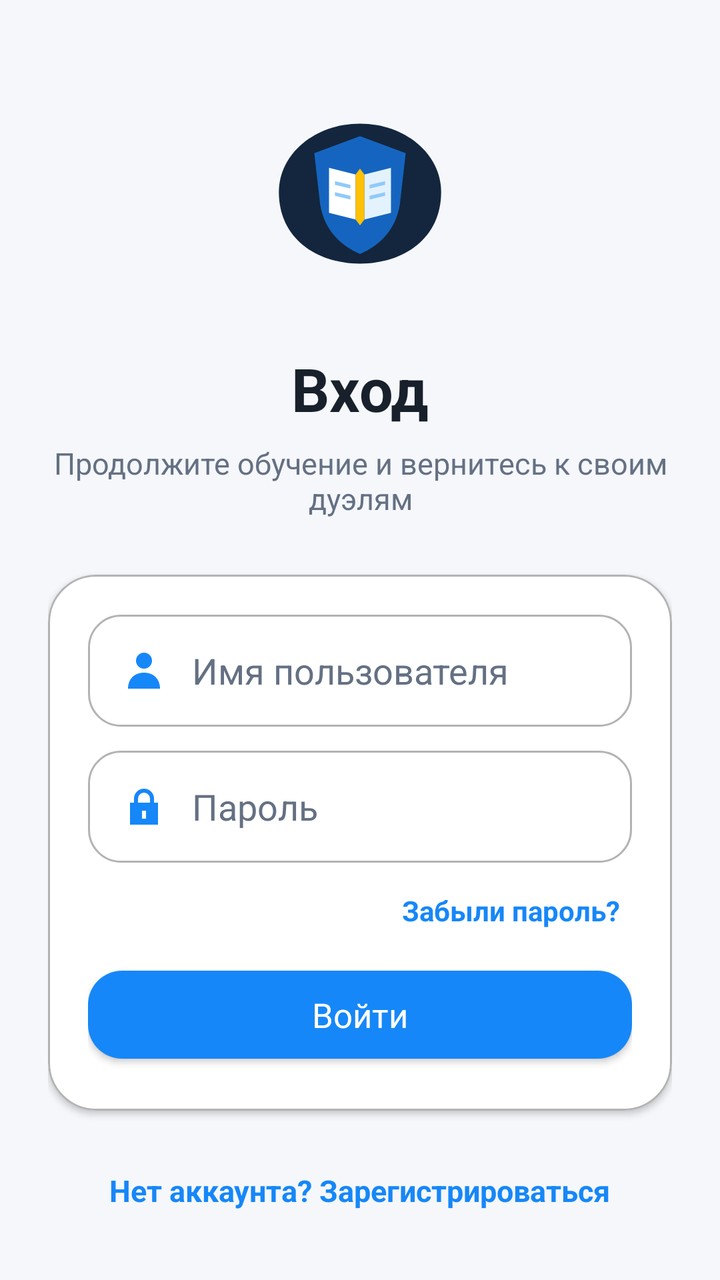
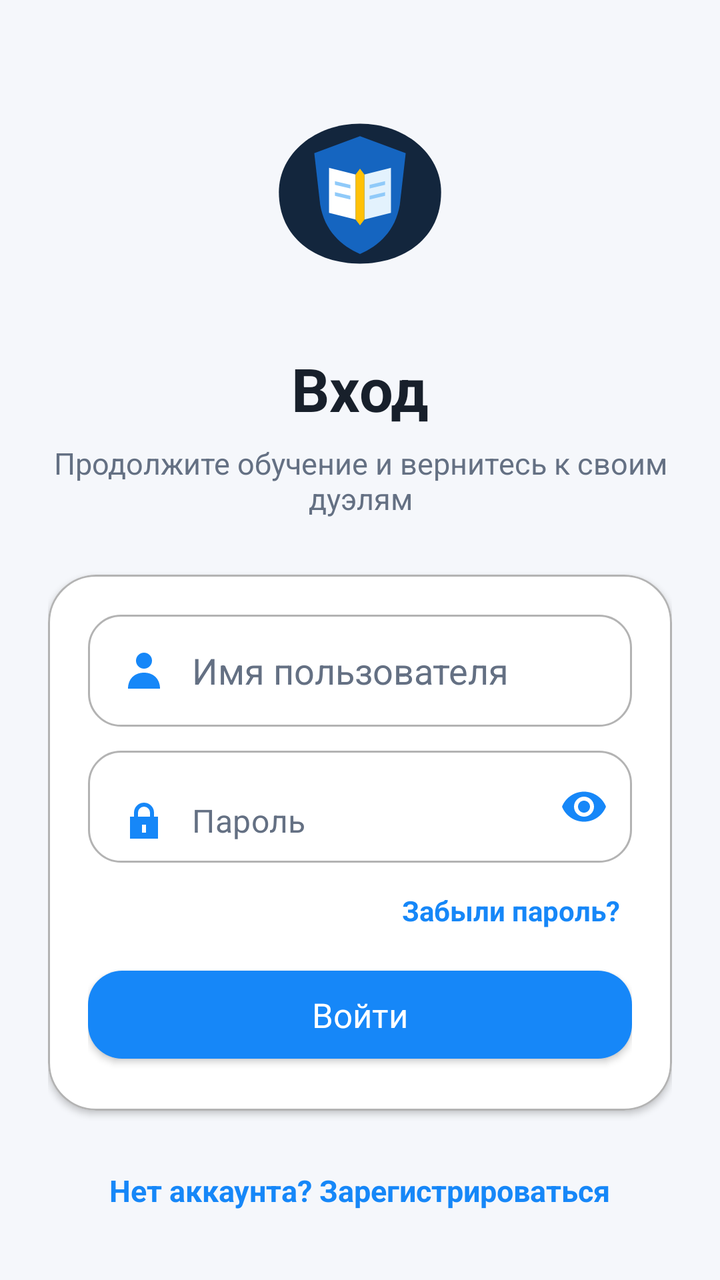

Compare the two renders of this Android layout. The source of the first and the diff that turns it into the second are given below.
<!-- AndroidManifest.xml: application theme Theme.Duelingo -->
<!-- res/layout/activity_login.xml -->
<?xml version="1.0" encoding="utf-8"?>
<androidx.core.widget.NestedScrollView xmlns:android="http://schemas.android.com/apk/res/android"
    xmlns:app="http://schemas.android.com/apk/res-auto"
    xmlns:tools="http://schemas.android.com/tools"
    android:layout_width="match_parent"
    android:layout_height="match_parent"
    android:background="?attr/backgroundColor"
    android:clipToPadding="false"
    android:fillViewport="true"
    android:overScrollMode="ifContentScrolls"
    tools:context=".activity.auth.LoginActivity">

    <LinearLayout
        android:layout_width="match_parent"
        android:layout_height="wrap_content"
        android:gravity="center_horizontal"
        android:orientation="vertical"
        android:paddingHorizontal="24dp"
        android:paddingTop="38dp"
        android:paddingBottom="32dp">

        <ImageView
            android:id="@+id/imageView3"
            android:layout_width="118dp"
            android:layout_height="118dp"
            android:contentDescription="@string/app_name"
            android:scaleType="centerInside"
            android:src="@drawable/auth1" />

        <TextView
            android:id="@+id/login_title"
            android:layout_width="match_parent"
            android:layout_height="wrap_content"
            android:layout_marginTop="18dp"
            android:gravity="center"
            android:text="@string/login_title"
            android:textColor="?attr/textColor"
            android:textSize="30sp"
            android:textStyle="bold" />

        <TextView
            android:layout_width="match_parent"
            android:layout_height="wrap_content"
            android:layout_marginTop="7dp"
            android:gravity="center"
            android:text="@string/login_subtitle"
            android:textColor="?attr/secondaryTextColor"
            android:textSize="15sp" />

        <com.google.android.material.card.MaterialCardView
            android:layout_width="match_parent"
            android:layout_height="wrap_content"
            android:layout_marginTop="28dp"
            app:cardBackgroundColor="?attr/cardBackgroundColor"
            app:cardCornerRadius="24dp"
            app:cardElevation="2dp"
            app:strokeColor="?attr/dividerColor"
            app:strokeWidth="1dp">

            <LinearLayout
                android:layout_width="match_parent"
                android:layout_height="wrap_content"
                android:orientation="vertical"
                android:padding="20dp">

                <androidx.appcompat.widget.AppCompatEditText
                    android:id="@+id/email_et"
                    android:layout_width="match_parent"
                    android:layout_height="56dp"
                    android:background="@drawable/bg_auth_field"
                    android:drawableStart="@drawable/profile24"
                    android:drawablePadding="12dp"
                    android:hint="@string/username_hint"
                    android:imeOptions="actionNext"
                    android:inputType="text"
                    android:maxLines="1"
                    android:paddingHorizontal="16dp"
                    android:textColor="?attr/textColor"
                    android:textColorHint="?attr/secondaryTextColor"
                    app:drawableTint="@color/blue_primary" />

                <androidx.appcompat.widget.AppCompatEditText
                    android:id="@+id/password_et"
                    android:layout_width="match_parent"
                    android:layout_height="56dp"
                    android:layout_marginTop="12dp"
                    android:background="@drawable/bg_auth_field"
                    android:drawableStart="@drawable/ic_lock"
                    android:drawablePadding="12dp"
                    android:hint="@string/password_hint"
                    android:imeOptions="actionDone"
                    android:inputType="textPassword"
                    android:maxLines="1"
                    android:paddingHorizontal="16dp"
                    android:textColor="?attr/textColor"
                    android:textColorHint="?attr/secondaryTextColor"
                    app:drawableTint="@color/blue_primary" />

                <TextView
                    android:id="@+id/forgot_password"
                    android:layout_width="wrap_content"
                    android:layout_height="48dp"
                    android:layout_gravity="end"
                    android:gravity="center"
                    android:paddingHorizontal="6dp"
                    android:text="@string/forgot_password"
                    android:textColor="@color/blue_primary"
                    android:textSize="14sp"
                    android:textStyle="bold" />

                <com.google.android.material.button.MaterialButton
                    android:id="@+id/login_btn"
                    android:layout_width="match_parent"
                    android:layout_height="56dp"
                    android:text="@string/login_action"
                    android:textAllCaps="false"
                    android:textSize="17sp"
                    app:backgroundTint="@color/blue_primary"
                    app:cornerRadius="17dp" />

                <ProgressBar
                    android:id="@+id/login_progress"
                    style="?android:attr/progressBarStyleSmall"
                    android:layout_width="32dp"
                    android:layout_height="32dp"
                    android:layout_gravity="center_horizontal"
                    android:layout_marginTop="14dp"
                    android:visibility="gone"
                    tools:visibility="visible" />

                <TextView
                    android:id="@+id/login_status"
                    android:layout_width="match_parent"
                    android:layout_height="wrap_content"
                    android:layout_marginTop="8dp"
                    android:gravity="center"
                    android:text="@string/login_connecting"
                    android:textColor="?attr/secondaryTextColor"
                    android:textSize="14sp"
                    android:visibility="gone"
                    tools:visibility="visible" />
            </LinearLayout>
        </com.google.android.material.card.MaterialCardView>

        <TextView
            android:id="@+id/no_account"
            android:layout_width="wrap_content"
            android:layout_height="52dp"
            android:layout_marginTop="14dp"
            android:gravity="center"
            android:paddingHorizontal="12dp"
            android:text="@string/signup_prompt"
            android:textColor="@color/blue_primary"
            android:textSize="15sp"
            android:textStyle="bold" />
    </LinearLayout>
</androidx.core.widget.NestedScrollView>
<!-- resources referenced by this layout -->
<resources>
  <color name="blue_primary">#1687F8</color>
  <!-- drawable auth1 (drawable) -->
  <?xml version="1.0" encoding="utf-8"?>
  <vector xmlns:android="http://schemas.android.com/apk/res/android"
      android:width="320dp"
      android:height="220dp"
      android:viewportWidth="320"
      android:viewportHeight="220">
      <path android:fillColor="#13263D" android:pathData="M160,15 C220,15 270,55 270,108 C270,170 220,205 160,205 C100,205 50,170 50,108 C50,55 100,15 160,15 Z" />
      <path android:fillColor="#1565C0" android:pathData="M160,32 L222,55 L214,125 C208,161 185,181 160,192 C135,181 112,161 106,125 L98,55 Z" />
      <path android:fillColor="#FFFFFF" android:pathData="M118,75 L154,84 L154,145 L118,136 Z" />
      <path android:fillColor="#E3F2FD" android:pathData="M202,75 L166,84 L166,145 L202,136 Z" />
      <path android:fillColor="#FFC107" android:pathData="M154,84 L160,76 L166,84 L166,145 L160,153 L154,145 Z" />
      <path android:fillColor="#90CAF9" android:pathData="M126,93 L147,98 L147,103 L126,98 Z M126,108 L147,113 L147,118 L126,113 Z M173,98 L194,93 L194,98 L173,103 Z M173,113 L194,108 L194,113 L173,118 Z" />
  </vector>
  <!-- drawable bg_auth_field (drawable) -->
  <?xml version="1.0" encoding="utf-8"?>
  <shape xmlns:android="http://schemas.android.com/apk/res/android"
      android:shape="rectangle">
      <solid android:color="?attr/cardBackgroundColor" />
      <stroke
          android:width="1dp"
          android:color="?attr/dividerColor" />
      <corners android:radius="16dp" />
  </shape>
  <!-- drawable ic_lock (drawable) -->
  <vector xmlns:android="http://schemas.android.com/apk/res/android" android:width="24dp" android:height="24dp" android:viewportWidth="24" android:viewportHeight="24">
      <path android:fillColor="#8792A2" android:pathData="M7,10V8a5,5 0,0 1,10 0v2h2v11H5V10zM9,10h6V8a3,3 0,0 0,-6 0zM11,14v4h2v-4z" />
  </vector>
  <!-- drawable profile24 (drawable) -->
  <vector xmlns:android="http://schemas.android.com/apk/res/android" android:width="24dp" android:height="24dp" android:viewportWidth="24" android:viewportHeight="24">
      <path android:fillColor="#7A7A7B" android:pathData="M12,3a4,4 0,1 0,0 8,4 4,0 0,0 0,-8zM4,21c0,-5 3.4,-8 8,-8s8,3 8,8z" />
  </vector>
  <string name="app_name">DuelRush</string>
  <string name="forgot_password">Забыли пароль?</string>
  <string name="login_action">Войти</string>
  <string name="login_connecting">Безопасно подключаемся… После простоя бесплатному серверу может потребоваться до двух минут.</string>
  <string name="login_subtitle">Продолжите обучение и вернитесь к своим дуэлям</string>
  <string name="login_title">Вход</string>
  <string name="password_hint">Пароль</string>
  <string name="signup_prompt">Нет аккаунта? Зарегистрироваться</string>
  <string name="username_hint">Имя пользователя</string>
  <color name="white">#FFFFFFFF</color>
  <color name="black">#FF000000</color>
  <color name="background_light">#F5F7FB</color>
  <color name="text_color_light">#18202B</color>
  <color name="secondary_text_light">#647083</color>
  <color name="surface_light">#FFFFFF</color>
  <color name="gray_light">#B3B3B3</color>
  <style name="DuelRush.MaterialButton" parent="Widget.MaterialComponents.Button">
          <item name="android:textSize">16sp</item>
          <item name="android:minHeight">48dp</item>
          <item name="android:textAllCaps">false</item>
          <item name="android:letterSpacing">0</item>
          <item name="android:fontFamily">@font/open_sans_medium</item>
      </style>
  <!-- unchanged entries left out for length: 1 -->
</resources>

<!-- the commit's change to res/layout/activity_login.xml (unified diff, before → after) -->
@@ -79,22 +79,32 @@
                     android:textColorHint="?attr/secondaryTextColor"
                     app:drawableTint="@color/blue_primary" />
 
-                <androidx.appcompat.widget.AppCompatEditText
-                    android:id="@+id/password_et"
+                <com.google.android.material.textfield.TextInputLayout
                     android:layout_width="match_parent"
-                    android:layout_height="56dp"
+                    android:layout_height="wrap_content"
                     android:layout_marginTop="12dp"
-                    android:background="@drawable/bg_auth_field"
-                    android:drawableStart="@drawable/ic_lock"
-                    android:drawablePadding="12dp"
-                    android:hint="@string/password_hint"
-                    android:imeOptions="actionDone"
-                    android:inputType="textPassword"
-                    android:maxLines="1"
-                    android:paddingHorizontal="16dp"
-                    android:textColor="?attr/textColor"
-                    android:textColorHint="?attr/secondaryTextColor"
-                    app:drawableTint="@color/blue_primary" />
+                    app:boxBackgroundMode="none"
+                    app:endIconMode="password_toggle"
+                    app:endIconTint="@color/blue_primary"
+                    app:hintEnabled="false">
+
+                    <androidx.appcompat.widget.AppCompatEditText
+                        android:id="@+id/password_et"
+                        android:layout_width="match_parent"
+                        android:layout_height="56dp"
+                        android:background="@drawable/bg_auth_field"
+                        android:drawableStart="@drawable/ic_lock"
+                        android:drawablePadding="12dp"
+                        android:hint="@string/password_hint"
+                        android:imeOptions="actionDone"
+                        android:inputType="textPassword"
+                        android:maxLines="1"
+                        android:paddingStart="16dp"
+                        android:paddingEnd="52dp"
+                        android:textColor="?attr/textColor"
+                        android:textColorHint="?attr/secondaryTextColor"
+                        app:drawableTint="@color/blue_primary" />
+                </com.google.android.material.textfield.TextInputLayout>
 
                 <TextView
                     android:id="@+id/forgot_password"
